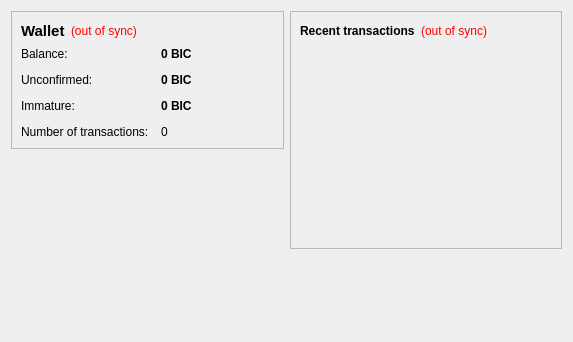
This is src/qt/forms/overviewpage.ui in Binarycoin/binarycoin as Qt 5 draws it before an edit. The edited form follows.
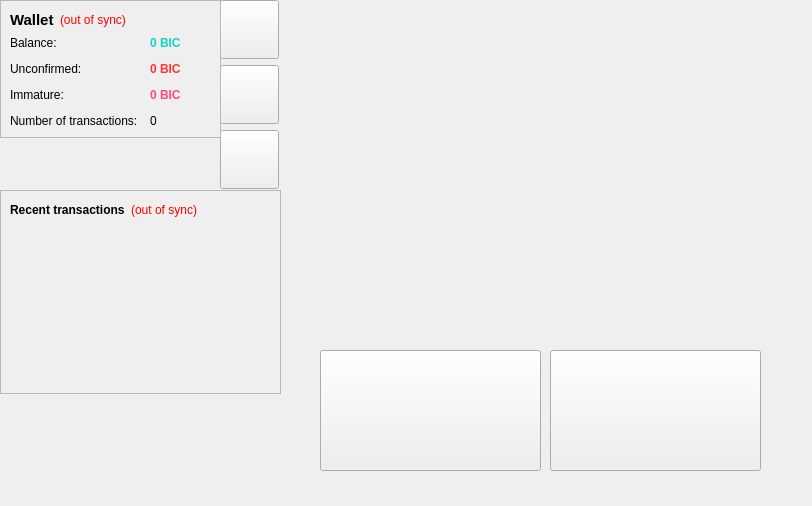
This is the edited form. Icons and pictures are not drawn.

Patch:
```diff
--- a/src/qt/forms/overviewpage.ui
+++ b/src/qt/forms/overviewpage.ui
@@ -6,15 +6,192 @@
    <rect>
     <x>0</x>
     <y>0</y>
-    <width>573</width>
-    <height>342</height>
+    <width>812</width>
+    <height>506</height>
    </rect>
   </property>
   <property name="windowTitle">
    <string>Form</string>
   </property>
-  <layout class="QHBoxLayout" name="horizontalLayout" stretch="1,1">
+  <property name="styleSheet">
+   <string notr="true"/>
+  </property>
+  <widget class="QLabel" name="label_walletart">
+   <property name="geometry">
+    <rect>
+     <x>290</x>
+     <y>0</y>
+     <width>511</width>
+     <height>271</height>
+    </rect>
+   </property>
+   <property name="text">
+    <string/>
+   </property>
+   <property name="pixmap">
+    <pixmap resource="../bitcoin.qrc">:/images/res/images/Binary_Banner.png</pixmap>
+   </property>
+   <property name="scaledContents">
+    <bool>false</bool>
+   </property>
+  </widget>
+  <widget class="QWidget" name="verticalLayoutWidget">
+   <property name="geometry">
+    <rect>
+     <x>220</x>
+     <y>0</y>
+     <width>61</width>
+     <height>191</height>
+    </rect>
+   </property>
+   <layout class="QVBoxLayout" name="verticalLayout_5">
    <item>
+     <widget class="QPushButton" name="current_btn">
+      <property name="minimumSize">
+       <size>
+        <width>0</width>
+        <height>59</height>
+       </size>
+      </property>
+      <property name="maximumSize">
+       <size>
+        <width>59</width>
+        <height>59</height>
+       </size>
+      </property>
+      <property name="text">
+       <string/>
+      </property>
+      <property name="icon">
+       <iconset resource="../bitcoin.qrc">
+        <normaloff>:/icons/res/icons/nbic.png</normaloff>:/icons/res/icons/nbic.png</iconset>
+      </property>
+      <property name="iconSize">
+       <size>
+        <width>59</width>
+        <height>59</height>
+       </size>
+      </property>
+     </widget>
+    </item>
+    <item>
+     <widget class="QPushButton" name="info_btn">
+      <property name="minimumSize">
+       <size>
+        <width>0</width>
+        <height>59</height>
+       </size>
+      </property>
+      <property name="maximumSize">
+       <size>
+        <width>59</width>
+        <height>59</height>
+       </size>
+      </property>
+      <property name="text">
+       <string/>
+      </property>
+      <property name="icon">
+       <iconset resource="../bitcoin.qrc">
+        <normaloff>:/icons/res/icons/ibic_2.png</normaloff>:/icons/res/icons/ibic_2.png</iconset>
+      </property>
+      <property name="iconSize">
+       <size>
+        <width>59</width>
+        <height>59</height>
+       </size>
+      </property>
+     </widget>
+    </item>
+    <item>
+     <widget class="QPushButton" name="old_btn">
+      <property name="minimumSize">
+       <size>
+        <width>0</width>
+        <height>59</height>
+       </size>
+      </property>
+      <property name="maximumSize">
+       <size>
+        <width>59</width>
+        <height>59</height>
+       </size>
+      </property>
+      <property name="text">
+       <string/>
+      </property>
+      <property name="icon">
+       <iconset resource="../bitcoin.qrc">
+        <normaloff>:/icons/res/icons/bic.png</normaloff>:/icons/res/icons/bic.png</iconset>
+      </property>
+      <property name="iconSize">
+       <size>
+        <width>59</width>
+        <height>59</height>
+       </size>
+      </property>
+     </widget>
+    </item>
+   </layout>
+  </widget>
+  <widget class="QPushButton" name="ex_btn">
+   <property name="geometry">
+    <rect>
+     <x>550</x>
+     <y>350</y>
+     <width>211</width>
+     <height>121</height>
+    </rect>
+   </property>
+   <property name="styleSheet">
+    <string notr="true"/>
+   </property>
+   <property name="text">
+    <string/>
+   </property>
+   <property name="icon">
+    <iconset resource="../bitcoin.qrc">
+     <normaloff>:/images/res/images/exchange_base.png</normaloff>:/images/res/images/exchange_base.png</iconset>
+   </property>
+   <property name="iconSize">
+    <size>
+     <width>221</width>
+     <height>121</height>
+    </size>
+   </property>
+  </widget>
+  <widget class="QPushButton" name="bct_btn">
+   <property name="geometry">
+    <rect>
+     <x>320</x>
+     <y>350</y>
+     <width>221</width>
+     <height>121</height>
+    </rect>
+   </property>
+   <property name="text">
+    <string/>
+   </property>
+   <property name="icon">
+    <iconset resource="../bitcoin.qrc">
+     <normaloff>:/images/res/images/bct_base.png</normaloff>:/images/res/images/bct_base.png</iconset>
+   </property>
+   <property name="iconSize">
+    <size>
+     <width>221</width>
+     <height>121</height>
+    </size>
+   </property>
+  </widget>
+  <widget class="QWidget" name="layoutWidget">
+   <property name="geometry">
+    <rect>
+     <x>0</x>
+     <y>0</y>
+     <width>221</width>
+     <height>191</height>
+    </rect>
+   </property>
     <layout class="QVBoxLayout" name="verticalLayout_2">
      <item>
       <widget class="QFrame" name="frame">
@@ -36,6 +213,9 @@
               <bold>true</bold>
              </font>
             </property>
+           <property name="styleSheet">
+            <string notr="true"/>
+           </property>
             <property name="text">
              <string>Wallet</string>
             </property>
@@ -85,6 +265,9 @@
           </property>
           <item row="0" column="0">
            <widget class="QLabel" name="label">
+           <property name="styleSheet">
+            <string notr="true"/>
+           </property>
             <property name="text">
              <string>Balance:</string>
             </property>
@@ -104,6 +287,9 @@
             <property name="toolTip">
              <string>Your current balance</string>
             </property>
+           <property name="styleSheet">
+            <string notr="true">color: rgb(23, 209, 194);</string>
+           </property>
             <property name="text">
              <string notr="true">0 BIC</string>
             </property>
@@ -114,6 +300,9 @@
           </item>
           <item row="1" column="0">
            <widget class="QLabel" name="label_3">
+           <property name="styleSheet">
+            <string notr="true"/>
+           </property>
             <property name="text">
              <string>Unconfirmed:</string>
             </property>
@@ -133,6 +322,9 @@
             <property name="toolTip">
              <string>Total of transactions that have yet to be confirmed, and do not yet count toward the current balance</string>
             </property>
+           <property name="styleSheet">
+            <string notr="true">color: rgb(255, 53, 53);</string>
+           </property>
             <property name="text">
              <string notr="true">0 BIC</string>
             </property>
@@ -143,6 +335,9 @@
           </item>
           <item row="3" column="0">
            <widget class="QLabel" name="label_2">
+           <property name="styleSheet">
+            <string notr="true"/>
+           </property>
             <property name="text">
              <string>Number of transactions:</string>
             </property>
@@ -160,6 +355,9 @@
           </item>
           <item row="2" column="0">
            <widget class="QLabel" name="labelImmatureText">
+           <property name="styleSheet">
+            <string notr="true"/>
+           </property>
             <property name="text">
              <string>Immature:</string>
             </property>
@@ -176,6 +374,9 @@
             <property name="toolTip">
              <string>Mined balance that has not yet matured</string>
             </property>
+           <property name="styleSheet">
+            <string notr="true">color: rgb(255, 73, 137);</string>
+           </property>
             <property name="text">
              <string notr="true">0 BIC</string>
             </property>
@@ -203,8 +404,16 @@
       </spacer>
      </item>
     </layout>
-   </item>
-   <item>
+  </widget>
+  <widget class="QWidget" name="layoutWidget">
+   <property name="geometry">
+    <rect>
+     <x>0</x>
+     <y>190</y>
+     <width>281</width>
+     <height>211</height>
+    </rect>
+   </property>
     <layout class="QVBoxLayout" name="verticalLayout_3">
      <item>
       <widget class="QFrame" name="frame_2">
@@ -219,6 +428,9 @@
          <layout class="QHBoxLayout" name="horizontalLayout_2">
           <item>
            <widget class="QLabel" name="label_4">
+           <property name="styleSheet">
+            <string notr="true"/>
+           </property>
             <property name="text">
              <string>&lt;b&gt;Recent transactions&lt;/b&gt;</string>
             </property>
@@ -291,9 +503,29 @@
       </spacer>
      </item>
     </layout>
-   </item>
-  </layout>
- </widget>
- <resources/>
+  </widget>
+  <widget class="QLabel" name="label_6">
+   <property name="geometry">
+    <rect>
+     <x>310</x>
+     <y>280</y>
+     <width>461</width>
+     <height>61</height>
+    </rect>
+   </property>
+   <property name="text">
+    <string/>
+   </property>
+   <property name="pixmap">
+    <pixmap resource="../bitcoin.qrc">:/icons/res/icons/seperator.png</pixmap>
+   </property>
+   <property name="scaledContents">
+    <bool>true</bool>
+   </property>
+  </widget>
+ </widget>
+ <resources>
+  <include location="../bitcoin.qrc"/>
+ </resources>
  <connections/>
 </ui>
```
Lines whose indentation alone changed are shown as unchanged.
